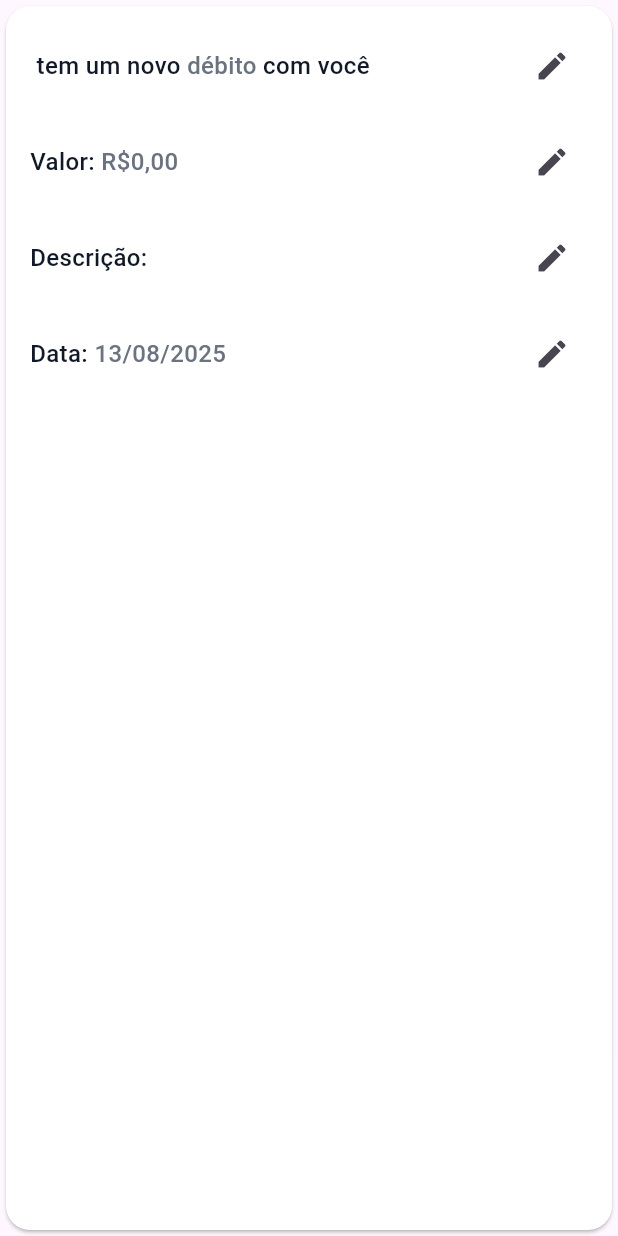
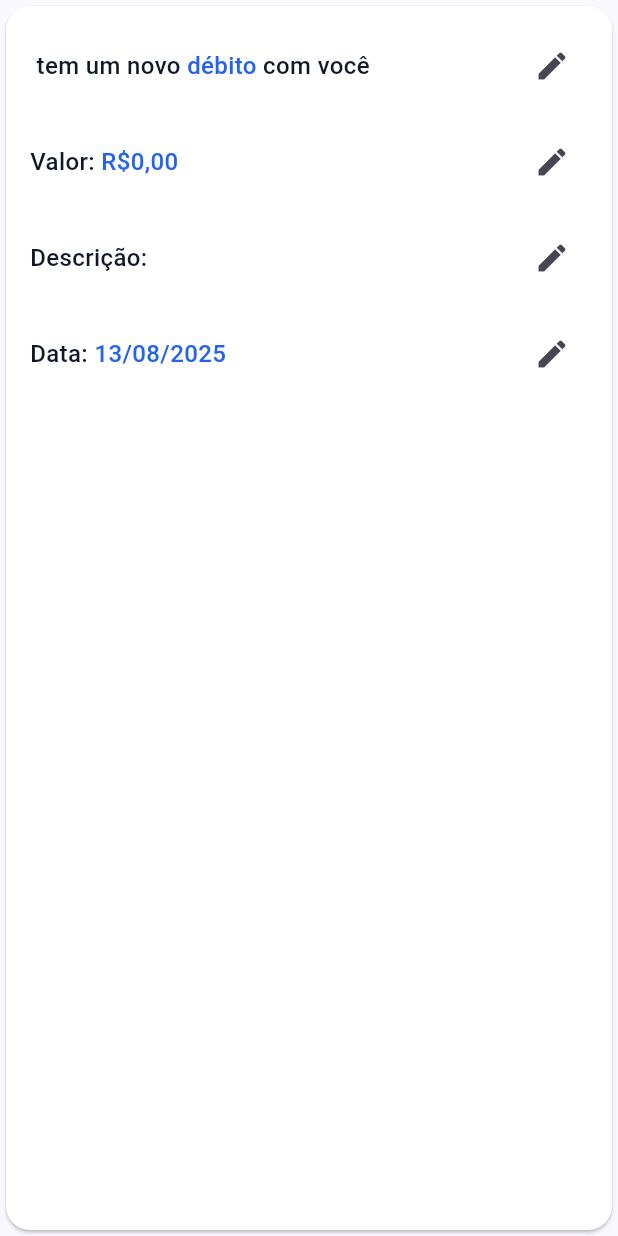
Before and after one commit to janpierry/owe_me, a Flutter app: the SetOweRecordInfoReviewCard widget shown alone on an empty page, opened directly with empty values, on a phone screen of 412 x 824 dp. Run offline on Flutter 3.47's test engine with Material 3 defaults, Android fonts, the phone set to English and light mode, and no system bars; our stand-ins replace dartz, equatable, flutter_bloc, get_it, sqflite; accounts and stored records are empty.

Commit message:
chore: small changes in info review pages and readme

```diff
--- a/lib/main.dart
+++ b/lib/main.dart
@@ -1,6 +1,7 @@
 import 'package:flutter/material.dart';
 import 'package:owe_me/presentation/containers/home_container.dart';
 import 'package:owe_me/core/injections/inj_container.dart' as injections;
+import 'package:owe_me/presentation/shared/design_system/app_colors.dart';
 
 void main() {
   injections.init();
@@ -16,7 +17,7 @@ class MyApp extends StatelessWidget {
       debugShowCheckedModeBanner: false,
       title: 'Flutter Demo',
       theme: ThemeData(
-        colorScheme: ColorScheme.fromSeed(seedColor: Colors.deepPurple),
+        colorScheme: ColorScheme.fromSeed(seedColor: AppColors.primaryBlue),
         useMaterial3: true,
       ),
       home: const HomeContainer(),
--- a/lib/presentation/widgets/set_owe_record/info_review_page/set_owe_record_info_review_card.dart
+++ b/lib/presentation/widgets/set_owe_record/info_review_page/set_owe_record_info_review_card.dart
@@ -90,7 +90,9 @@ class SetOweRecordInfoReviewCard extends StatelessWidget {
                   child: Text.rich(
                     TextSpan(
                       text: recordDebtor.nickname,
-                      style: AppTextStyles.subtitle.copyWith(color: AppColors.textGray),
+                      style: AppTextStyles.subtitle.copyWith(
+                        color: AppColors.primaryBlue,
+                      ),
                       children: [
                         TextSpan(
                           text: ' tem um novo ',
@@ -99,7 +101,7 @@ class SetOweRecordInfoReviewCard extends StatelessWidget {
                         TextSpan(
                           text: oweRecordDraft.oweType.label,
                           style: AppTextStyles.subtitle.copyWith(
-                            color: AppColors.textGray,
+                            color: AppColors.primaryBlue,
                           ),
                         ),
                         TextSpan(text: ' com você', style: AppTextStyles.subtitle),
@@ -129,8 +131,9 @@ class SetOweRecordInfoReviewCard extends StatelessWidget {
                       children: [
                         TextSpan(
                           text: oweRecordDraft.amount?.toFormattedString(),
-                          style:
-                              AppTextStyles.subtitle.copyWith(color: AppColors.textGray),
+                          style: AppTextStyles.subtitle.copyWith(
+                            color: AppColors.primaryBlue,
+                          ),
                         ),
                       ],
                     ),
@@ -156,9 +159,10 @@ class SetOweRecordInfoReviewCard extends StatelessWidget {
                       style: AppTextStyles.subtitle,
                       children: [
                         TextSpan(
-                          text: oweRecordDraft.description ?? 'Not specified',
-                          style:
-                              AppTextStyles.subtitle.copyWith(color: AppColors.textGray),
+                          text: oweRecordDraft.description ?? 'Não informada',
+                          style: AppTextStyles.subtitle.copyWith(
+                            color: AppColors.primaryBlue,
+                          ),
                         ),
                       ],
                     ),
@@ -184,7 +188,9 @@ class SetOweRecordInfoReviewCard extends StatelessWidget {
                         text: oweRecordDraft.date != null
                             ? AppDateUtils.getFormattedDate(oweRecordDraft.date!)
                             : 'Não informada',
-                        style: AppTextStyles.subtitle.copyWith(color: AppColors.textGray),
+                        style: AppTextStyles.subtitle.copyWith(
+                          color: AppColors.primaryBlue,
+                        ),
                       ),
                     ],
                   ),
```
Also changed, not shown: lib/presentation/widgets/set_payment_record/info_review/set_payment_record_info_review_card.dart (+12 -5 lines), 1 other file.
